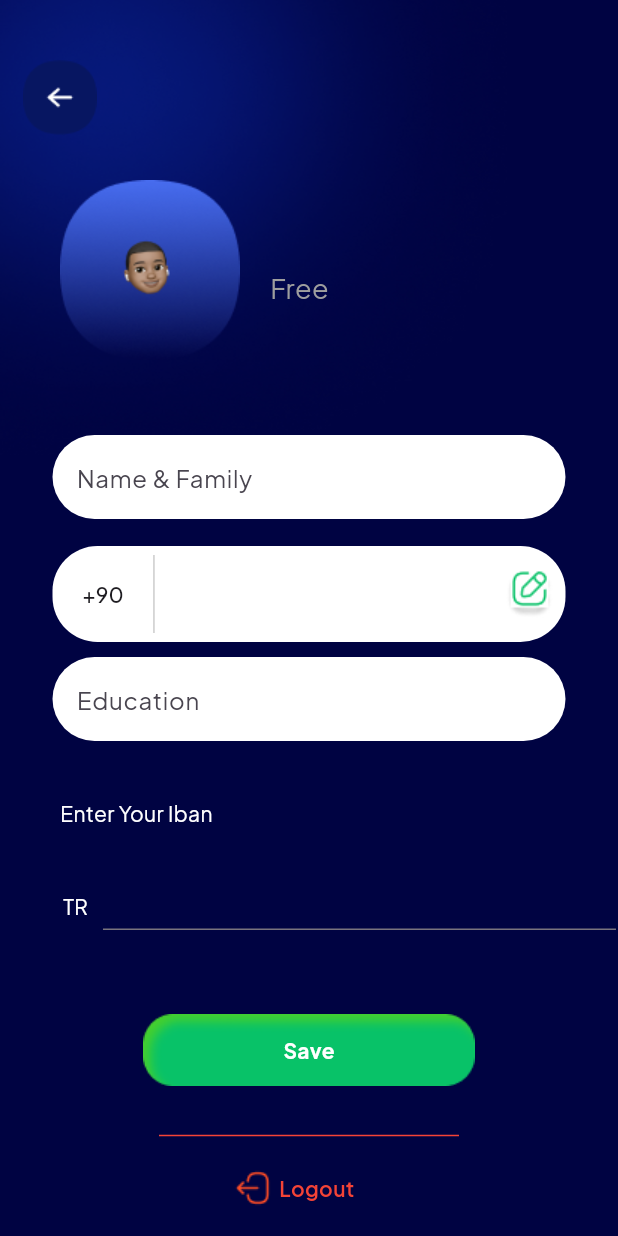
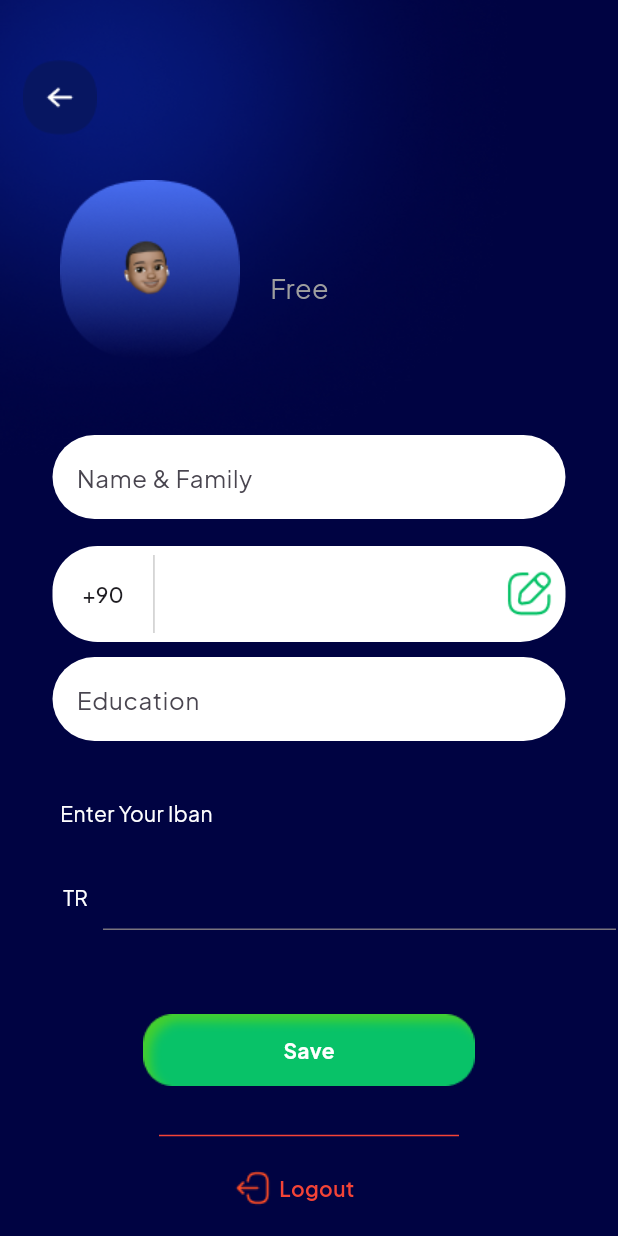
Before and after one commit to saeedalebrahiim/Quiz, a Flutter app: the ProfileScreen screen opened directly, on a phone screen of 412 x 824 dp. Run offline on Flutter 3.47's test engine with Material 3 defaults, Android fonts, the phone set to English and light mode, and no system bars; drawn by our look-alikes of cached_network_image, country_code_picker; our stand-ins replace chopper, connectivity_plus, firebase_core, firebase_messaging, flutter_local_notifications, flutter_staggered_animations and 10 more; missing offline and left inert: easy_count_timer, matertino_radio, quill_html_editor; accounts and stored records are empty; generated files the repository leaves out were written again; network calls fail; statements that could not run were skipped.

Commit message:
shadow and line

```diff
--- a/lib/view/profile/profile_screen.dart
+++ b/lib/view/profile/profile_screen.dart
@@ -412,9 +412,12 @@ class _ProfileScreenState extends State<ProfileScreen> {
                                   child: Container(
                                     width: 2,
                                     decoration: const BoxDecoration(
-                                        image: DecorationImage(
-                                            image: AssetImage(
-                                                'lib/assets/images/numberedit.png'))),
+                                      image: DecorationImage(
+                                        image: AssetImage(
+                                          'lib/assets/images/numberedit.png',
+                                        ),
+                                      ),
+                                    ),
                                   ),
                                 ),
                               ),
@@ -486,9 +489,12 @@ class _ProfileScreenState extends State<ProfileScreen> {
                         const SizedBox(
                           width: 42,
                         ),
-                        const Text(
-                          'TR',
-                          style: TextStyle(color: Colors.white),
+                        const Padding(
+                          padding: EdgeInsets.only(bottom: 12.0),
+                          child: Text(
+                            'TR',
+                            style: TextStyle(color: Colors.white),
+                          ),
                         ),
                         const SizedBox(
                           width: 10,
@@ -500,7 +506,10 @@ class _ProfileScreenState extends State<ProfileScreen> {
                               readOnly: value.profile!.iban.isNotEmpty,
                               style: const TextStyle(color: Colors.white),
                               controller: _ibanController,
-                              decoration: const InputDecoration()),
+                              decoration: InputDecoration(
+                                  border: value.profile!.iban.isNotEmpty
+                                      ? InputBorder.none
+                                      : null)),
                         )
                       ],
                     ),
```
Also changed, not shown: lib/assets/images/numberedit.png, lib/assets/images/numberedit2.png (added).
